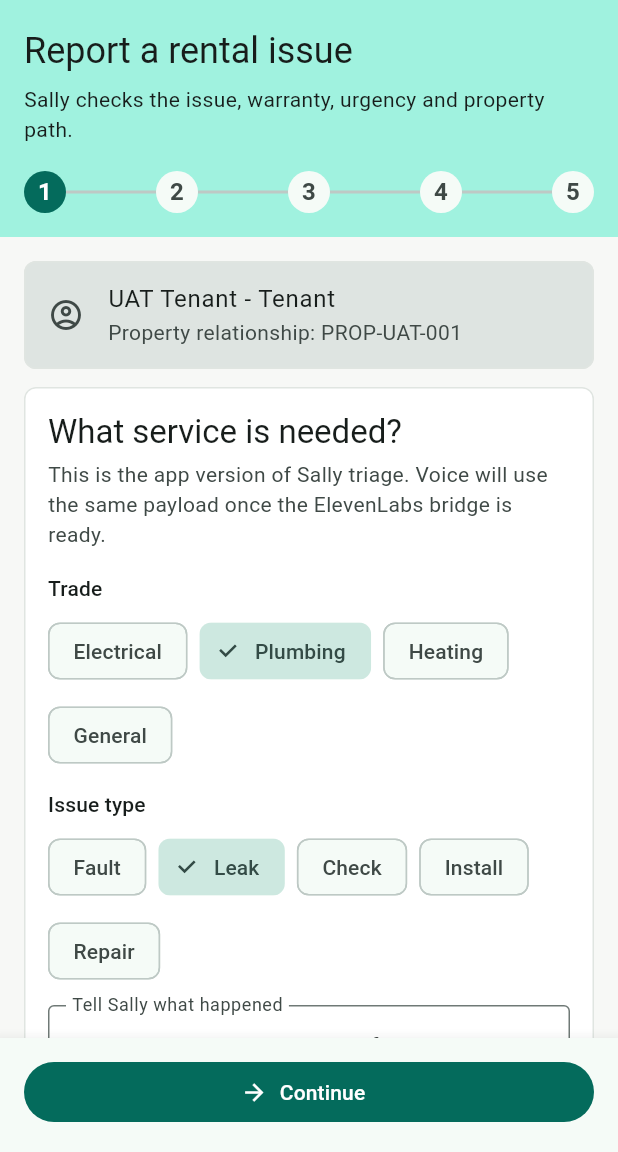
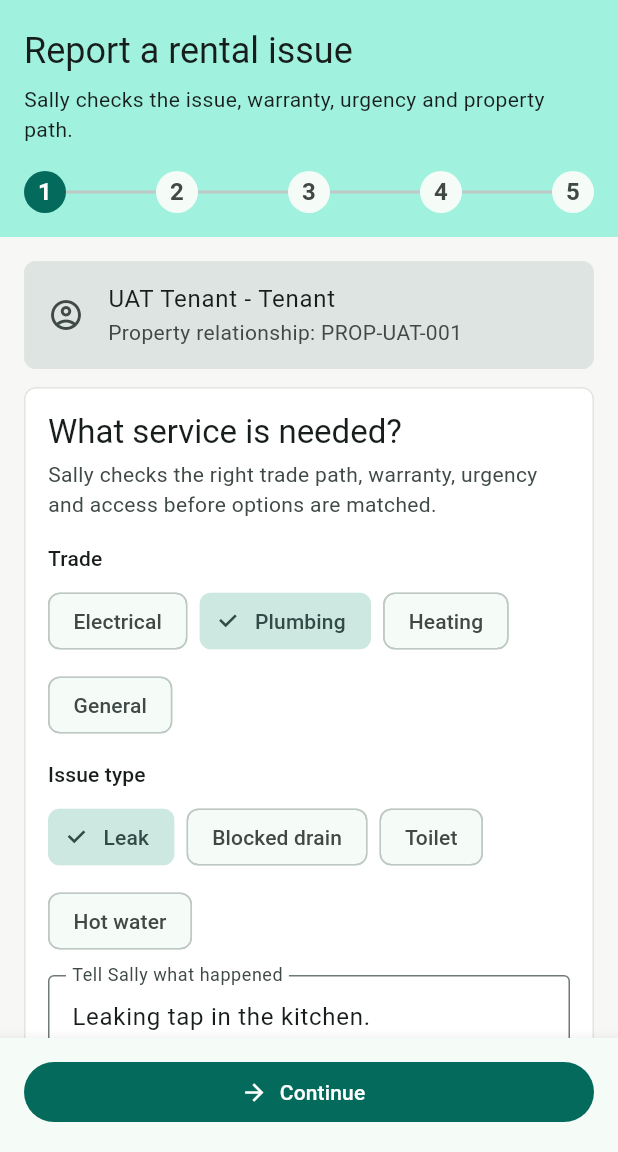
Before and after one commit to 1pacent/1pacent-app, a Flutter app: the StartJobScreen screen opened by its route, after a tap on "Plumbing", on a phone screen of 412 x 824 dp, the part 84-1236 px from its top. Run offline on Flutter 3.47's test engine with Material 3 defaults, Android fonts, the phone set to English and light mode, and no system bars; our stand-ins replace flutter_dotenv, go_router; missing offline and left inert: dart:js_interop; accounts and stored records are empty.

Commit message:
Align intake issue types to selected trade

```diff
--- a/lib/features/jobs/start_job_screen.dart
+++ b/lib/features/jobs/start_job_screen.dart
@@ -7,6 +7,20 @@ import '../../models/work_order_request.dart';
 import '../../services/n8n_webhook_service.dart';
 
 enum _IntakeStage { triage, availability, options, booking, active }
+
+class _ServiceOption {
+  const _ServiceOption({
+    required this.key,
+    required this.label,
+    required this.defaultDescription,
+    required this.estimatedAmount,
+  });
+
+  final String key;
+  final String label;
+  final String defaultDescription;
+  final double estimatedAmount;
+}
 
 class StartJobScreen extends StatefulWidget {
   const StartJobScreen({super.key});
@@ -60,6 +74,118 @@ class _StartJobScreenState extends State<StartJobScreen> {
   }
 
   bool get _isRental => _propertyScenario == 'rental';
+
+  static const Map<String, String> _tradeOptions = {
+    'electrical': 'Electrical',
+    'plumbing': 'Plumbing',
+    'hvac': 'Heating',
+    'general_maintenance': 'General',
+  };
+
+  static const Map<String, List<_ServiceOption>> _serviceOptionsByTrade = {
+    'electrical': [
+      _ServiceOption(
+        key: 'fault_finding',
+        label: 'Power fault',
+        defaultDescription: 'Intermittent power issue after a prior repair.',
+        estimatedAmount: 360,
+      ),
+      _ServiceOption(
+        key: 'safety_check',
+        label: 'Safety check',
+        defaultDescription: 'Electrical safety check requested.',
+        estimatedAmount: 220,
+      ),
+      _ServiceOption(
+        key: 'power_point_install',
+        label: 'Power point',
+        defaultDescription: 'Install or repair a power point.',
+        estimatedAmount: 420,
+      ),
+      _ServiceOption(
+        key: 'lighting_repair',
+        label: 'Lighting',
+        defaultDescription: 'Light fitting or switch issue.',
+        estimatedAmount: 280,
+      ),
+    ],
+    'plumbing': [
+      _ServiceOption(
+        key: 'leak_repair',
+        label: 'Leak',
+        defaultDescription: 'Leaking tap in the kitchen.',
+        estimatedAmount: 240,
+      ),
+      _ServiceOption(
+        key: 'blocked_drain',
+        label: 'Blocked drain',
+        defaultDescription: 'Blocked drain or slow draining fixture.',
+        estimatedAmount: 320,
+      ),
+      _ServiceOption(
+        key: 'toilet_repair',
+        label: 'Toilet',
+        defaultDescription: 'Toilet is leaking, blocked, or not flushing.',
+        estimatedAmount: 260,
+      ),
+      _ServiceOption(
+        key: 'hot_water_issue',
+        label: 'Hot water',
+        defaultDescription: 'Hot water is not working properly.',
+        estimatedAmount: 380,
+      ),
+    ],
+    'hvac': [
+      _ServiceOption(
+        key: 'heating_fault',
+        label: 'Heating fault',
+        defaultDescription: 'Heating is not working properly.',
+        estimatedAmount: 330,
+      ),
+      _ServiceOption(
+        key: 'cooling_fault',
+        label: 'Cooling fault',
+        defaultDescription: 'Cooling is not working properly.',
+        estimatedAmount: 330,
+      ),
+      _ServiceOption(
+        key: 'service_clean',
+        label: 'Service',
+        defaultDescription: 'Heating or cooling unit service requested.',
+        estimatedAmount: 260,
+      ),
+    ],
+    'general_maintenance': [
+      _ServiceOption(
+        key: 'door_window_repair',
+        label: 'Door/window',
+        defaultDescription: 'Door, window, lock, or handle needs repair.',
+        estimatedAmount: 260,
+      ),
+      _ServiceOption(
+        key: 'carpentry_repair',
+        label: 'Carpentry',
+        defaultDescription: 'General carpentry or fixture repair required.',
+        estimatedAmount: 300,
+      ),
+      _ServiceOption(
+        key: 'general_repair',
+        label: 'General repair',
+        defaultDescription: 'General maintenance repair required.',
+        estimatedAmount: 300,
+      ),
+    ],
+  };
+
+  List<_ServiceOption> get _serviceOptions =>
+      _serviceOptionsByTrade[_tradeType] ?? _serviceOptionsByTrade.values.first;
+
+  _ServiceOption get _selectedServiceOption {
+    return _serviceOptions.firstWhere(
+      (option) => option.key == _jobType,
+      orElse: () => _serviceOptions.first,
+    );
+  }
 
   bool get _canApproveInApp {
     final persona = appSession.user?.persona;
@@ -214,18 +340,29 @@ class _StartJobScreenState extends State<StartJobScreen> {
   }
 
   double _estimateAmount() {
-    switch (_jobType) {
-      case 'leak_repair':
-        return 240;
-      case 'safety_check':
-        return 220;
-      case 'power_point_install':
-        return 420;
-      case 'fault_finding':
-        return 360;
-      default:
-        return 300;
-    }
+    return _selectedServiceOption.estimatedAmount;
+  }
+
+  void _selectTrade(String value) {
+    final nextOptions =
+        _serviceOptionsByTrade[value] ?? _serviceOptionsByTrade.values.first;
+    final nextJob = nextOptions.first;
+    setState(() {
+      _tradeType = value;
+      _jobType = nextJob.key;
+      _descriptionController.text = nextJob.defaultDescription;
+    });
+  }
+
+  void _selectJobType(String value) {
+    final option = _serviceOptions.firstWhere(
+      (item) => item.key == value,
+      orElse: () => _serviceOptions.first,
+    );
+    setState(() {
+      _jobType = option.key;
+      _descriptionController.text = option.defaultDescription;
+    });
   }
 
   @override
@@ -392,35 +529,22 @@ class _StartJobScreenState extends State<StartJobScreen> {
     return _IntakeCard(
       title: 'What service is needed?',
       subtitle:
-          'This is the app version of Sally triage. Voice will use the same payload once the ElevenLabs bridge is ready.',
+          'Sally checks the right trade path, warranty, urgency and access before options are matched.',
       children: [
         _SegmentedChoice(
           label: 'Trade',
           value: _tradeType,
-          options: const {
-            'electrical': 'Electrical',
-            'plumbing': 'Plumbing',
-            'hvac': 'Heating',
-            'general_maintenance': 'General',
-          },
-          onChanged: (value) => setState(() {
-            _tradeType = value;
-            if (value == 'plumbing') _jobType = 'leak_repair';
-            if (value == 'electrical') _jobType = 'fault_finding';
-          }),
+          options: _tradeOptions,
+          onChanged: _selectTrade,
         ),
         const SizedBox(height: 12),
         _SegmentedChoice(
           label: 'Issue type',
           value: _jobType,
-          options: const {
-            'fault_finding': 'Fault',
-            'leak_repair': 'Leak',
-            'safety_check': 'Check',
-            'power_point_install': 'Install',
-            'general_repair': 'Repair',
+          options: {
+            for (final option in _serviceOptions) option.key: option.label,
           },
-          onChanged: (value) => setState(() => _jobType = value),
+          onChanged: _selectJobType,
         ),
         const SizedBox(height: 12),
         TextField(
```
